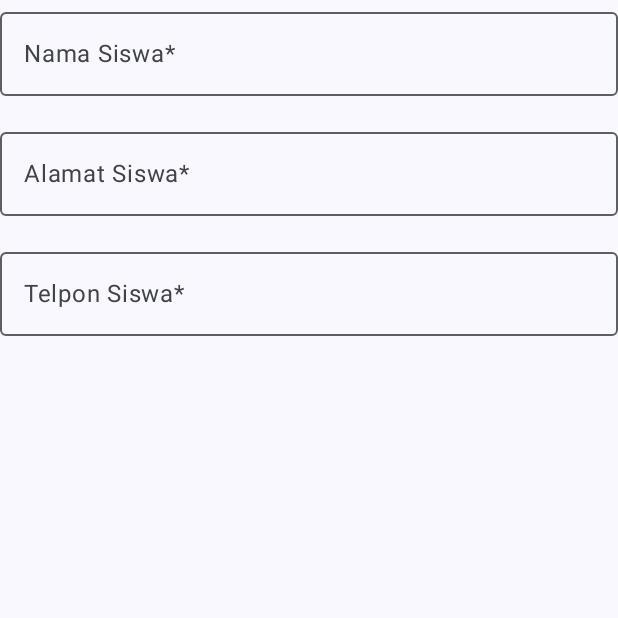
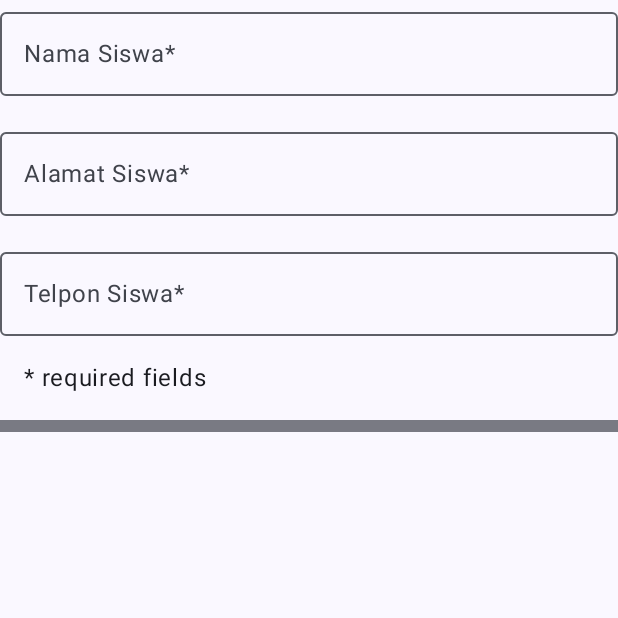
Before and after one commit to Alifnurrachman25/20210140029_RoomDatabase, an Android app built with Jetpack Compose: the composable FormInputSiswa shown on its own in the app's theme, on a phone screen of 412 x 824 dp, the top half of it. Run offline under Robolectric (Android 15) with nearby library versions, the phone set to English and light mode, and no system bars.

Commit message:
menambahkan outlinedtextfield enabled dan divider

```diff
--- a/app/src/main/java/com/example/roomsiswa/ui/HalamanEntry.kt
+++ b/app/src/main/java/com/example/roomsiswa/ui/HalamanEntry.kt
@@ -6,6 +6,7 @@ import androidx.compose.foundation.layout.fillMaxWidth
 import androidx.compose.foundation.layout.padding
 import androidx.compose.foundation.rememberScrollState
 import androidx.compose.foundation.verticalScroll
+import androidx.compose.material3.Divider
 import androidx.compose.material3.ExperimentalMaterial3Api
 import androidx.compose.material3.OutlinedTextField
 import androidx.compose.material3.Scaffold
@@ -116,5 +117,15 @@ fun FormInputSiswa(
             enabled = enabled,
             singleLine = true
         )
+
+        if (enabled){
+            Text(stringResource(id = R.string.required_field),
+                modifier = Modifier.padding(start = dimensionResource(id = R.dimen.padding_medium))
+                )
+        }
+        Divider(
+            thickness = dimensionResource(id = R.dimen.padding_small),
+            modifier = Modifier.padding(bottom = dimensionResource(id = R.dimen.padding_medium))
+        )
     }
 }
```
